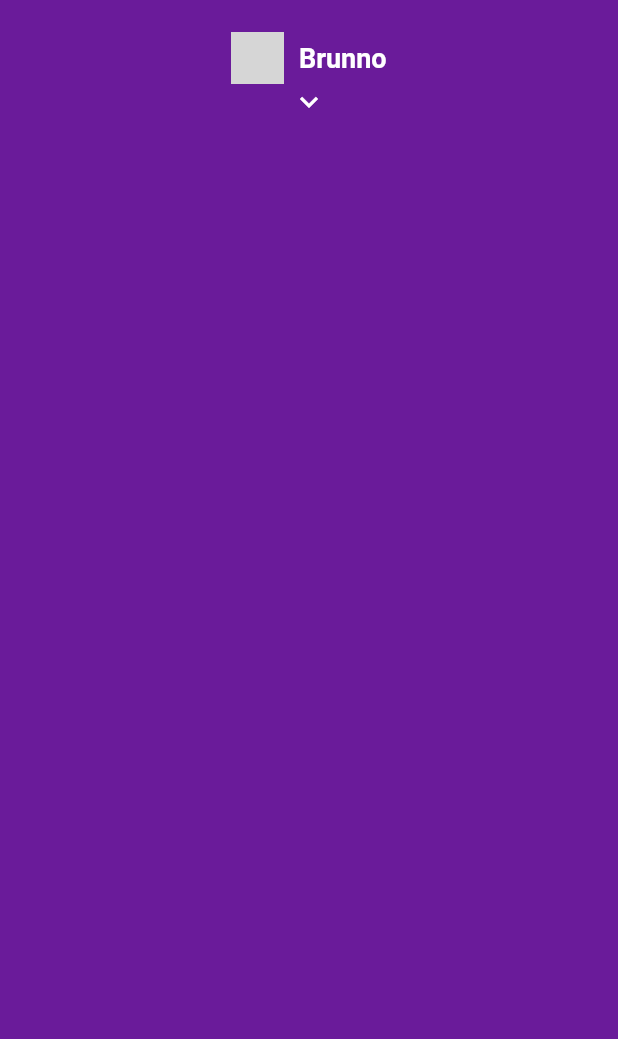
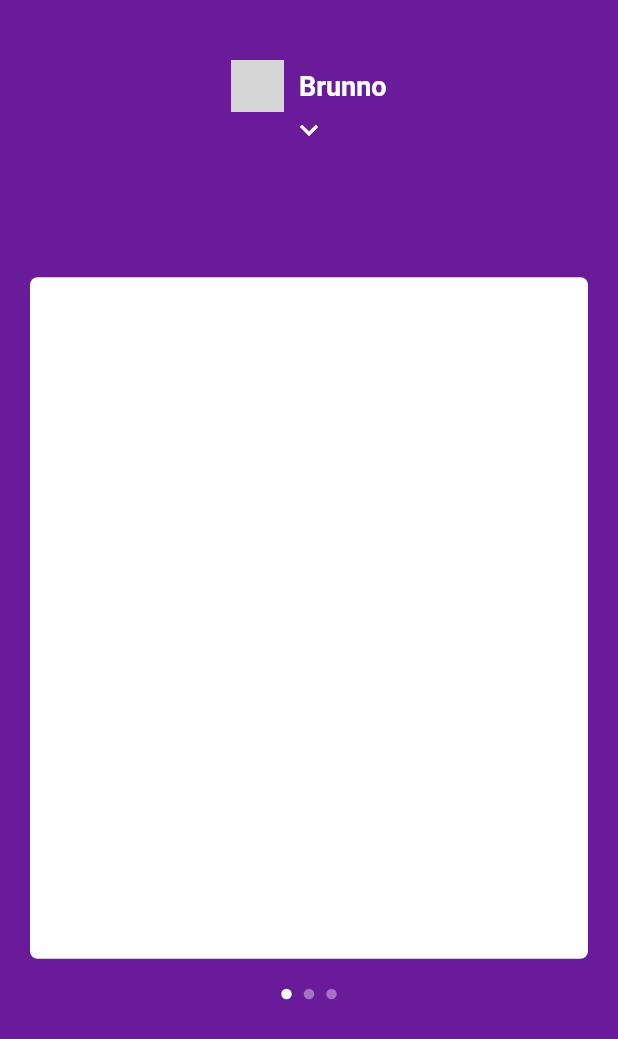
Before and after one commit to brunnohofmann/flutter_nubank_clone, a Flutter app: the screen it shows after launch, on a phone screen of 412 x 824 dp. Shown: the top 1039 px of the screen. Run offline on Flutter 3.47's test engine with Material 2 defaults, Android fonts, the phone set to English and light mode, and no system bars; network calls fail; grey boxes are pictures that could not be loaded.

Commit message:
Includes modules cards

```diff
--- /dev/null
+++ b/lib/pages/containers/app_modules.dart
@@ -0,0 +1,59 @@
+import 'package:flutter/material.dart';
+import 'package:nubank_clone/pages/widgets/dot.dart';
+import 'package:nubank_clone/pages/widgets/module_card.dart';
+
+class AppModules extends StatefulWidget {
+  final double top;
+
+  const AppModules({Key key, this.top}) : super(key: key);
+
+  @override
+  _AppModulesState createState() => _AppModulesState();
+}
+
+class _AppModulesState extends State<AppModules> {
+  int _currentIndex;
+
+  @override
+  void initState() {
+    super.initState();
+    _currentIndex = 0;
+  }
+
+  @override
+  Widget build(BuildContext context) {
+    double _screenHeight = MediaQuery.of(context).size.height;
+
+    return Stack(alignment: Alignment.topCenter, children: [
+      Positioned(
+        top: widget.top,
+        height: _screenHeight * .60,
+        left: 0,
+        right: 0,
+        child: PageView(
+          onPageChanged: (index){
+            setState(() {
+              _currentIndex = index;
+            });
+          },
+          physics: BouncingScrollPhysics(),
+          children: [
+            ModuleCard(),
+            ModuleCard(),
+            ModuleCard(),
+          ],
+        ),
+      ),
+      Positioned(
+        top: _screenHeight * .80,
+        child: Row(
+          children: [
+            Dot(isActive: _currentIndex == 0),
+            Dot(isActive: _currentIndex == 1),
+            Dot(isActive: _currentIndex == 2),
+          ],
+        ),
+      )
+    ]);
+  }
+}
--- a/lib/pages/home/home_page.dart
+++ b/lib/pages/home/home_page.dart
@@ -1,4 +1,5 @@
 import 'package:flutter/material.dart';
+import 'package:nubank_clone/pages/containers/app_modules.dart';
 import 'package:nubank_clone/pages/widgets/my_app_bar.dart';
 
 class HomePage extends StatefulWidget {
@@ -17,6 +18,8 @@ class _HomePageState extends State<HomePage> {
 
   @override
   Widget build(BuildContext context) {
+    double _screenHeight = MediaQuery.of(context).size.height;
+
     return Scaffold(
       backgroundColor: Colors.purple[800],
       body: Stack(
@@ -29,7 +32,8 @@ class _HomePageState extends State<HomePage> {
                 _showMenu = !_showMenu;
               });
             },
-          )
+          ),
+          AppModules(top: _screenHeight * .20),
         ],
       ),
     );
--- /dev/null
+++ b/lib/pages/widgets/dot.dart
@@ -0,0 +1,24 @@
+import 'package:flutter/material.dart';
+
+class Dot extends StatelessWidget {
+  final bool isActive;
+
+  const Dot({Key key, this.isActive = false}) : super(key: key);
+
+  Color getColor() {
+    return this.isActive ? Colors.white : Colors.white38;
+  }
+
+  @override
+  Widget build(BuildContext context) {
+    return Padding(
+      padding: EdgeInsets.fromLTRB(4, 0, 4, 0),
+      child: AnimatedContainer(
+        height: 7,
+        width: 7,
+        duration: Duration(milliseconds: 300),
+        decoration: BoxDecoration(color: getColor(), shape: BoxShape.circle),
+      ),
+    );
+  }
+}
--- /dev/null
+++ b/lib/pages/widgets/module_card.dart
@@ -0,0 +1,14 @@
+import 'package:flutter/material.dart';
+
+class ModuleCard extends StatelessWidget {
+  @override
+  Widget build(BuildContext context) {
+    return Padding(
+      padding: const EdgeInsets.all(20),
+      child: Container(
+        decoration: BoxDecoration(
+            color: Colors.white, borderRadius: BorderRadius.circular(5)),
+      ),
+    );
+  }
+}
--- a/lib/pages/widgets/my_app_bar.dart
+++ b/lib/pages/widgets/my_app_bar.dart
@@ -16,8 +16,7 @@ class MyAppBar extends StatelessWidget {
         GestureDetector(
           onTap: this.onTap,
           child: Container(
-            color: Colors.purple[800],
-            height: 80,
+            height: MediaQuery.of(context).size.height * 0.12,
             child: Column(mainAxisAlignment: MainAxisAlignment.end, children: [
               Row(
                 mainAxisAlignment: MainAxisAlignment.center,
```
